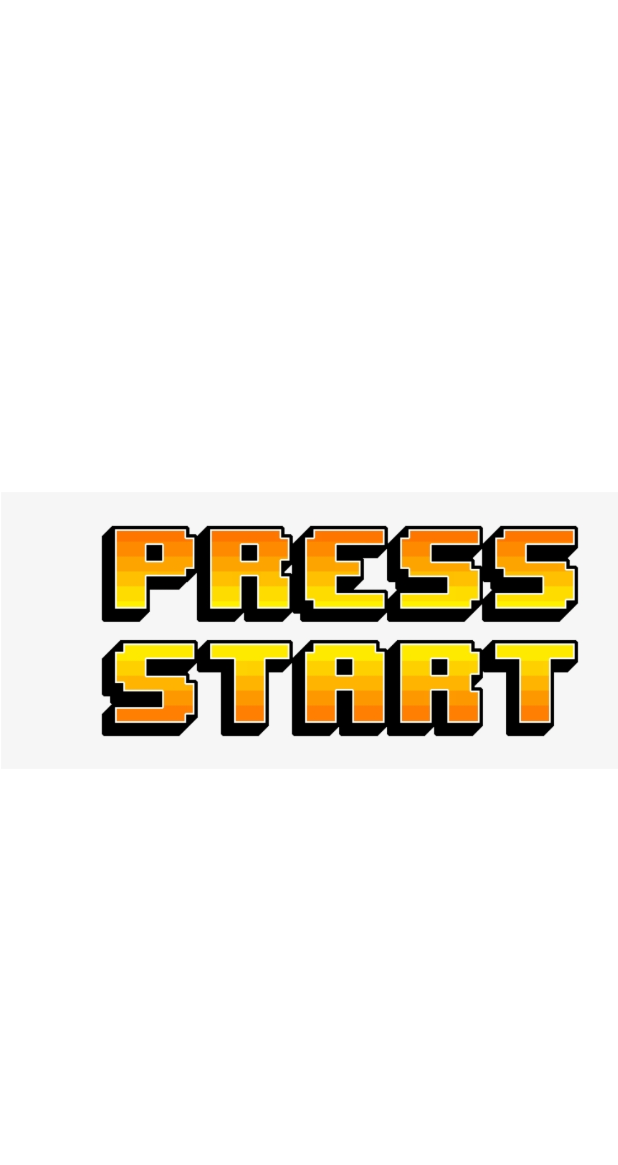
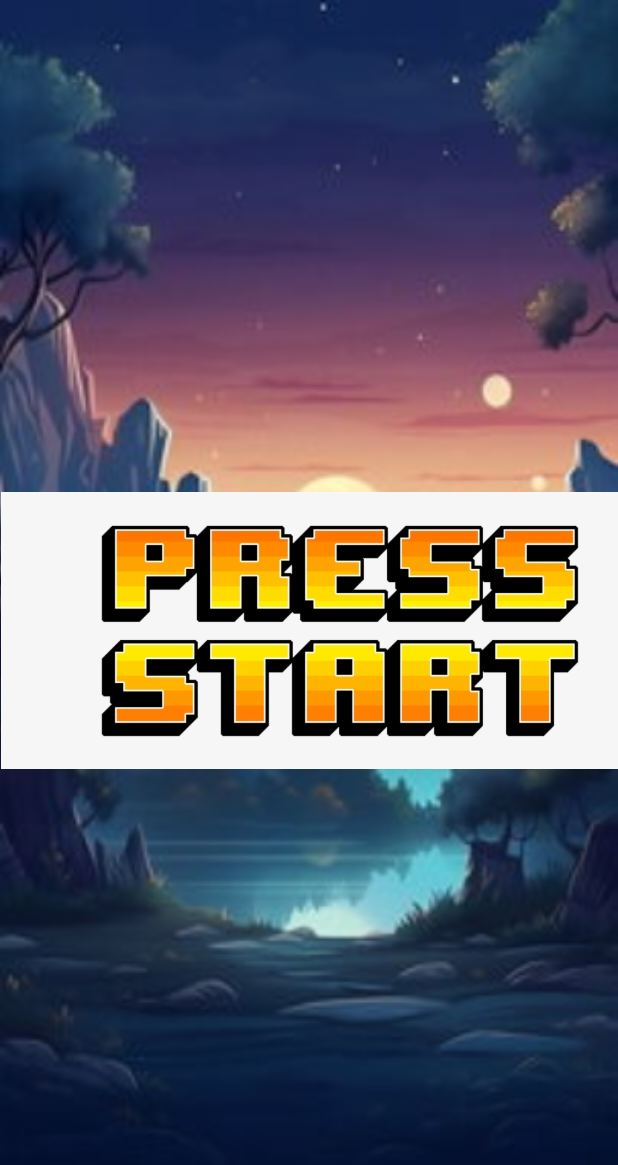
Before and after one commit to riadmmdli/Ball-Bounce-Arcade-Game, an Android app: the screen it shows after launch (MainActivity), on a phone screen of 412 x 824 dp. Shown: the top 1165 px of the screen. Run offline under Robolectric (Android 15) with nearby library versions, the phone set to English and light mode, and no system bars.

Commit message:
Background was added

```diff
--- a/app/src/main/res/layout/activity_main.xml
+++ b/app/src/main/res/layout/activity_main.xml
@@ -5,7 +5,8 @@
     android:id="@+id/main"
     android:layout_width="match_parent"
     android:layout_height="match_parent"
-    tools:context=".MainActivity">
+    tools:context=".MainActivity"
+    android:background="@drawable/backgorund" >
 
     <TextView
         android:layout_width="wrap_content"
@@ -21,7 +22,7 @@
         android:layout_height="match_parent"
         android:orientation="vertical"
         android:gravity="center"
-        android:background="#FFFFFF">
+        android:background="@drawable/backgorund">
 
         <ImageButton
             android:id="@+id/startButton"
```
Also changed, not shown: app/src/main/java/com/example/bounceball/GameView.java (+36 -6 lines), app/src/main/res/drawable/backgorund.jpg (added), app/src/main/res/drawable/gameover.png (added).
